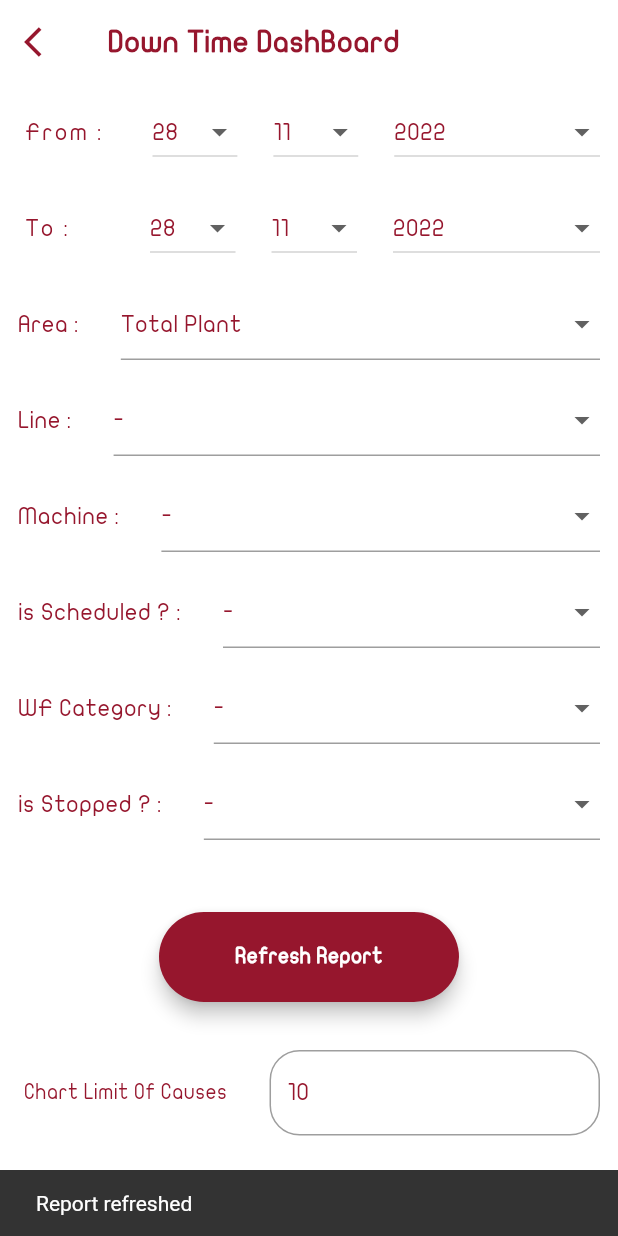
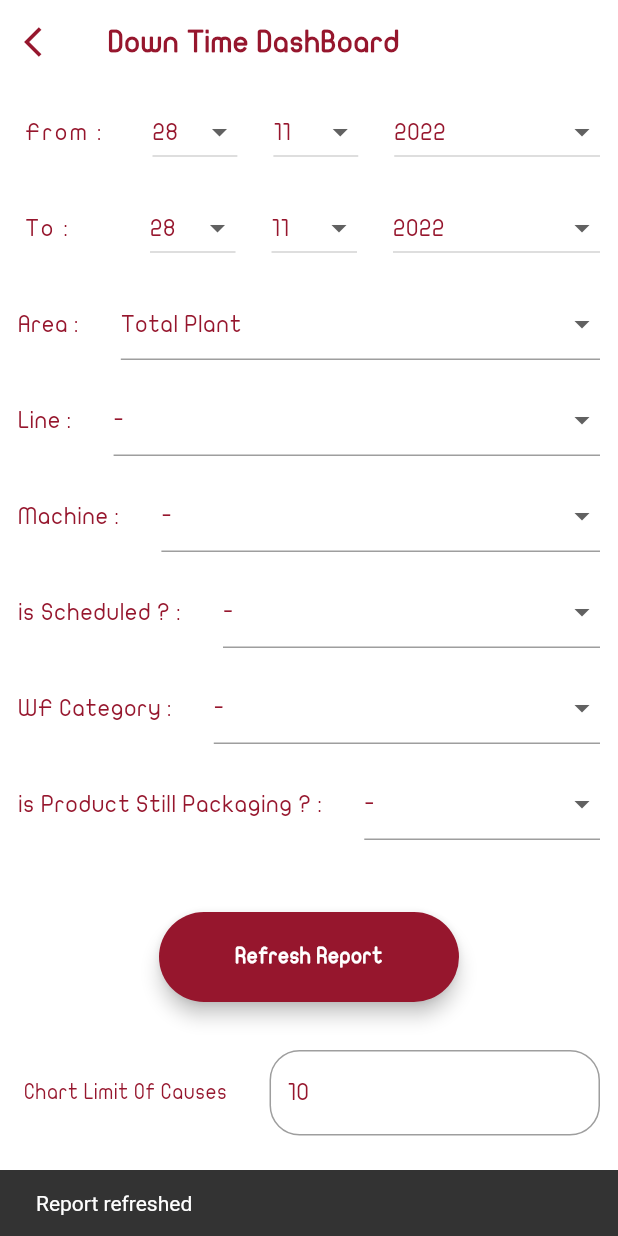
Before and after one commit to sha3er97/K-visuals, a Flutter app: the DownTimeDashboard screen opened directly, after a tap on "Refresh Report", on a phone screen of 412 x 824 dp. Run offline on Flutter 3.47's test engine with Material 2 defaults, Android fonts, the phone set to English and light mode, and no system bars; drawn by our look-alikes of fl_chart; our stand-ins replace charts_flutter, cloud_firestore, confetti, cross_file, dropdown_search, firebase_auth and 4 more; missing offline and left inert: arrow_path, excel, pretty_gauge, universal_html; accounts and stored records are empty; project files that could hold a hidden picture were left out.

Commit message:
[5.0.3] fix dt dashboard issue

```diff
--- a/cairo_bisco_app/lib/classes/DownTimeReport.dart
+++ b/cairo_bisco_app/lib/classes/DownTimeReport.dart
@@ -397,8 +397,8 @@ class DownTimeReport {
         day_to,
         year,
       )) {
-        print('debug :: DownTimeReport filtered out due to its date --> ' +
-            report.data().dayFrom.toString());
+        // print('debug :: DownTimeReport filtered out due to its date --> ' +
+        //     report.data().dayFrom.toString());
         continue;
       }
       if (report.data().area == refNum || refNum == TOTAL_PLANT)
@@ -424,8 +424,8 @@ class DownTimeReport {
     HashMap<String, CauseCount> tempMap = new HashMap<String, CauseCount>();
     for (var report in reportsList) {
       if (report.data().isApproved == NO) {
-        print('debug :: DownTimeReport filtered out due to its approval --> ' +
-            report.data().isApproved.toString());
+        // print('debug :: DownTimeReport filtered out due to its approval --> ' +
+        //     report.data().isApproved.toString());
         continue;
       }
       if (!isDayInInterval(
@@ -437,8 +437,8 @@ class DownTimeReport {
         day_to,
         year,
       )) {
-        print('debug :: DownTimeReport filtered out due to its date --> ' +
-            report.data().dayFrom.toString());
+        // print('debug :: DownTimeReport filtered out due to its date --> ' +
+        //     report.data().dayFrom.toString());
         continue;
       }
       if (intFilterCheck(report.data().area, areaRequired, 3) &&
@@ -479,7 +479,7 @@ class DownTimeReport {
                   report.data().minute_to));
         }
       } else {
-        print('debug :: DownTimeReport filtered out due to conditions');
+        // print('debug :: DownTimeReport filtered out due to conditions');
       }
     }
     return tempMap.values.toList();
@@ -502,8 +502,8 @@ class DownTimeReport {
     HashMap<String, CauseCount> tempMap = new HashMap<String, CauseCount>();
     for (var report in reportsList) {
       if (report.data().isApproved == NO) {
-        print('debug :: DownTimeReport filtered out due to its approval --> ' +
-            report.data().isApproved.toString());
+        // print('debug :: DownTimeReport filtered out due to its approval --> ' +
+        //     report.data().isApproved.toString());
         continue;
       }
       if (!isDayInInterval(
@@ -515,8 +515,8 @@ class DownTimeReport {
         day_to,
         year,
       )) {
-        print('debug :: DownTimeReport filtered out due to its date --> ' +
-            report.data().dayFrom.toString());
+        // print('debug :: DownTimeReport filtered out due to its date --> ' +
+        //     report.data().dayFrom.toString());
         continue;
       }
       if (intFilterCheck(report.data().area, areaRequired, 3) &&
@@ -528,9 +528,9 @@ class DownTimeReport {
               report.data().wfCategory, wfCategory, wfCategories[0]) &&
           intFilterCheck(report.data().isStopped_index, indexOfIsStopped, 0) &&
           intFilterCheck(report.data().line_index, line_index, 0)) {
-        if (tempMap[getReversedStoppedIndex(report).toString()] == null) {
-          tempMap[getReversedStoppedIndex(report).toString()] = new CauseCount(
-              y_nDesc[getReversedStoppedIndex(report)],
+        if (tempMap[(report.data().isStopped_index).toString()] == null) {
+          tempMap[(report.data().isStopped_index).toString()] = CauseCount(
+              y_nDesc[(report.data().isStopped_index)],
               getTimeDifference(
                   report.data().yearFrom,
                   report.data().monthFrom,
@@ -543,7 +543,7 @@ class DownTimeReport {
                   report.data().hour_to,
                   report.data().minute_to));
         } else {
-          tempMap[getReversedStoppedIndex(report).toString()]!.incrementCount(
+          tempMap[(report.data().isStopped_index).toString()]!.incrementCount(
               getTimeDifference(
                   report.data().yearFrom,
                   report.data().monthFrom,
@@ -557,7 +557,7 @@ class DownTimeReport {
                   report.data().minute_to));
         }
       } else {
-        print('debug :: DownTimeReport filtered out due to conditions');
+        // print('debug :: DownTimeReport filtered out due to conditions');
       }
     }
     return tempMap.values.toList();
@@ -580,8 +580,8 @@ class DownTimeReport {
     HashMap<String, CauseCount> tempMap = new HashMap<String, CauseCount>();
     for (var report in reportsList) {
       if (report.data().isApproved == NO) {
-        print('debug :: DownTimeReport filtered out due to its approval --> ' +
-            report.data().isApproved.toString());
+        // print('debug :: DownTimeReport filtered out due to its approval --> ' +
+        //     report.data().isApproved.toString());
         continue;
       }
       if (!isDayInInterval(
@@ -593,8 +593,8 @@ class DownTimeReport {
         day_to,
         year,
       )) {
-        print('debug :: DownTimeReport filtered out due to its date --> ' +
-            report.data().dayFrom.toString());
+        // print('debug :: DownTimeReport filtered out due to its date --> ' +
+        //     report.data().dayFrom.toString());
         continue;
       }
       if (intFilterCheck(report.data().area, areaRequired, 3) &&
@@ -607,7 +607,7 @@ class DownTimeReport {
           intFilterCheck(report.data().isStopped_index, indexOfIsStopped, 0) &&
           intFilterCheck(report.data().line_index, line_index, 0)) {
         if (tempMap[report.data().line_index.toString()] == null) {
-          tempMap[report.data().line_index.toString()] = new CauseCount(
+          tempMap[report.data().line_index.toString()] = CauseCount(
               prod_lines4[report.data().line_index - 1],
               getTimeDifference(
                   report.data().yearFrom,
@@ -635,7 +635,7 @@ class DownTimeReport {
                   report.data().minute_to));
         }
       } else {
-        print('debug :: DownTimeReport filtered out due to conditions');
+        // print('debug :: DownTimeReport filtered out due to conditions');
       }
     }
     return tempMap.values.toList();
@@ -763,8 +763,8 @@ class DownTimeReport {
 
     for (var report in reportsList) {
       if (report.data().isApproved == NO) {
-        print('debug :: DownTimeReport filtered out due to its approval --> ' +
-            report.data().isApproved.toString());
+        // print('debug :: DownTimeReport filtered out due to its approval --> ' +
+        //     report.data().isApproved.toString());
         continue;
       }
       if (!isDayInInterval(
@@ -776,8 +776,8 @@ class DownTimeReport {
         day_to,
         year,
       )) {
-        print('debug :: DownTimeReport filtered out due to its date --> ' +
-            report.data().dayFrom.toString());
+        // print('debug :: DownTimeReport filtered out due to its date --> ' +
+        //     report.data().dayFrom.toString());
         continue;
       }
       if (intFilterCheck(report.data().area, areaRequired, TOTAL_PLANT) &&
@@ -893,8 +893,8 @@ class DownTimeReport {
 
     for (var report in reportsList) {
       if (report.data().isApproved == NO) {
-        print('debug :: DownTimeReport filtered out due to its approval --> ' +
-            report.data().isApproved.toString());
+        // print('debug :: DownTimeReport filtered out due to its approval --> ' +
+        //     report.data().isApproved.toString());
         continue;
       }
       if (!isDayInInterval(
@@ -906,8 +906,8 @@ class DownTimeReport {
         day_to,
         year,
       )) {
-        print('debug :: DownTimeReport filtered out due to its date --> ' +
-            report.data().dayFrom.toString());
+        // print('debug :: DownTimeReport filtered out due to its date --> ' +
+        //     report.data().dayFrom.toString());
         continue;
       }
       if (intFilterCheck(report.data().area, areaRequired, TOTAL_PLANT) &&
@@ -950,8 +950,8 @@ class DownTimeReport {
 
     for (var report in reportsList) {
       if (report.data().isApproved == NO) {
-        print('debug :: DownTimeReport filtered out due to its approval --> ' +
-            report.data().isApproved.toString());
+        // print('debug :: DownTimeReport filtered out due to its approval --> ' +
+        //     report.data().isApproved.toString());
         continue;
       }
       if (!isDayInInterval(
@@ -963,8 +963,8 @@ class DownTimeReport {
         day_to,
         year,
       )) {
-        print('debug :: DownTimeReport filtered out due to its date --> ' +
-            report.data().dayFrom.toString());
+        // print('debug :: DownTimeReport filtered out due to its date --> ' +
+        //     report.data().dayFrom.toString());
         continue;
       }
       if (intFilterCheck(report.data().area, areaRequired, TOTAL_PLANT) &&
--- a/cairo_bisco_app/lib/classes/utility_funcs/other_utility.dart
+++ b/cairo_bisco_app/lib/classes/utility_funcs/other_utility.dart
@@ -2,7 +2,6 @@ import 'package:cairo_bisco_app/classes/Credentials.dart';
 import 'package:cairo_bisco_app/classes/MiniProductionReport.dart';
 import 'package:cairo_bisco_app/classes/OverWeightReport.dart';
 import 'package:cairo_bisco_app/classes/values/constants.dart';
-import 'package:cloud_firestore/cloud_firestore.dart';
 
 import '../DownTimeReport.dart';
 import '../values/form_values.dart';
@@ -116,6 +115,6 @@ bool isMaintenanceReport(DownTimeReport report) {
   return report.causeType.compareTo(downTimeTypes[1]) == 0;
 }
 
-int getReversedStoppedIndex(QueryDocumentSnapshot<DownTimeReport> report) {
-  return report.data().isStopped_index == 1 ? 2 : 1; //1-->2 //2-->1
+int getReversedStoppedIndex(int isStoppedIndex) {
+  return isStoppedIndex == 1 ? 2 : 1; //1-->2 //2-->1
 }
--- a/cairo_bisco_app/lib/components/charts/LabeledPieChart.dart
+++ b/cairo_bisco_app/lib/components/charts/LabeledPieChart.dart
@@ -13,7 +13,7 @@ class PieOutsideLabelChart extends StatelessWidget {
 
   /// Creates a [PieChart] with sample data .
   factory PieOutsideLabelChart.withSampleData() {
-    return new PieOutsideLabelChart(
+    return PieOutsideLabelChart(
       _createSampleData(),
       animate: true,
     );
@@ -22,21 +22,21 @@ class PieOutsideLabelChart extends StatelessWidget {
   /// Creates a [PieChart] with real data.
   factory PieOutsideLabelChart.withYNClassificationData(
       List<CauseCount> causesList) {
-    return new PieOutsideLabelChart(
+    return PieOutsideLabelChart(
       _get_YN_ClassificationData(causesList),
       animate: true,
     );
   }
 
   factory PieOutsideLabelChart.withFiveShades(List<CauseCount> causesList) {
-    return new PieOutsideLabelChart(
+    return PieOutsideLabelChart(
       _FiveShadesData(causesList),
       animate: true,
     );
   }
 
   factory PieOutsideLabelChart.withTenShades(List<CauseCount> causesList) {
-    return new PieOutsideLabelChart(
+    return PieOutsideLabelChart(
       _TenShadesData(causesList),
       animate: true,
     );
@@ -44,7 +44,7 @@ class PieOutsideLabelChart extends StatelessWidget {
 
   @override
   Widget build(BuildContext context) {
-    return new charts.PieChart(seriesList,
+    return charts.PieChart(seriesList,
         animate: animate,
         // Add an [ArcLabelDecorator] configured to render labels outside of the
         // arc with a leader line.
@@ -53,13 +53,13 @@ class PieOutsideLabelChart extends StatelessWidget {
         // setting [insideLabelStyleSpec] and [outsideLabelStyleSpec].
         //
         // Example configuring different styles for inside/outside:
-        //       new charts.ArcLabelDecorator(
-        //          insideLabelStyleSpec: new charts.TextStyleSpec(...),
-        //          outsideLabelStyleSpec: new charts.TextStyleSpec(...)),
-        defaultRenderer: new charts.ArcRendererConfig(arcRendererDecorators: [
-          new charts.ArcLabelDecorator(
+        //        charts.ArcLabelDecorator(
+        //          insideLabelStyleSpec:  charts.TextStyleSpec(...),
+        //          outsideLabelStyleSpec:  charts.TextStyleSpec(...)),
+        defaultRenderer: charts.ArcRendererConfig(arcRendererDecorators: [
+          charts.ArcLabelDecorator(
             labelPosition: charts.ArcLabelPosition.outside,
-            outsideLabelStyleSpec: new charts.TextStyleSpec(
+            outsideLabelStyleSpec: charts.TextStyleSpec(
               color: charts.Color.black,
               fontSize: aboveMediumFontSize.toInt(),
               fontFamily: 'MyFont',
@@ -71,7 +71,7 @@ class PieOutsideLabelChart extends StatelessWidget {
   static List<charts.Series<CauseCount, String>> _FiveShadesData(
       List<CauseCount> causesList) {
     return [
-      new charts.Series<CauseCount, String>(
+      charts.Series<CauseCount, String>(
         id: '',
         domainFn: (CauseCount cause, _) => cause.causeName,
         measureFn: (CauseCount cause, _) => cause.count,
@@ -88,7 +88,7 @@ class PieOutsideLabelChart extends StatelessWidget {
   static List<charts.Series<CauseCount, String>> _TenShadesData(
       List<CauseCount> causesList) {
     return [
-      new charts.Series<CauseCount, String>(
+      charts.Series<CauseCount, String>(
         id: '',
         domainFn: (CauseCount cause, _) => cause.causeName,
         measureFn: (CauseCount cause, _) => cause.count,
@@ -105,7 +105,7 @@ class PieOutsideLabelChart extends StatelessWidget {
   static List<charts.Series<CauseCount, String>> _get_YN_ClassificationData(
       List<CauseCount> causesList) {
     return [
-      new charts.Series<CauseCount, String>(
+      charts.Series<CauseCount, String>(
         id: 'Y/N',
         domainFn: (CauseCount cause, _) => cause.causeName,
         measureFn: (CauseCount cause, _) => cause.count,
@@ -122,13 +122,13 @@ class PieOutsideLabelChart extends StatelessWidget {
   /// Create one series with sample hard coded data.
   static List<charts.Series<CauseCount, String>> _createSampleData() {
     final data = [
-      new CauseCount(y_nDesc[0], 5),
-      new CauseCount(y_nDesc[1], 75),
-      new CauseCount(y_nDesc[2], 25),
+      CauseCount(y_nDesc[0], 5),
+      CauseCount(y_nDesc[1], 75),
+      CauseCount(y_nDesc[2], 25),
     ];
 
     return [
-      new charts.Series<CauseCount, String>(
+      charts.Series<CauseCount, String>(
         id: 'Y/N',
         domainFn: (CauseCount cause, _) => cause.causeName,
         measureFn: (CauseCount cause, _) => cause.count,
--- a/cairo_bisco_app/lib/ui/extra_dashboards/downTime_dashboard.dart
+++ b/cairo_bisco_app/lib/ui/extra_dashboards/downTime_dashboard.dart
@@ -658,7 +658,7 @@ class _DownTimeDashboardState extends State<DownTimeDashboard> {
                     child: Container(
                       margin: EdgeInsets.symmetric(vertical: minimumPadding),
                       child: Text(
-                        "is Stopped ? : ",
+                        "is Product Still Packaging ? : ",
                         style: TextStyle(
                           color: KelloggColors.darkRed,
                           fontSize: aboveMediumFontSize,
@@ -707,12 +707,13 @@ class _DownTimeDashboardState extends State<DownTimeDashboard> {
                     color: KelloggColors.darkRed,
                     onPressed: () {
                       if (int.parse(_selectedYearTo) !=
-                          int.parse(_selectedYearFrom))
-                        ScaffoldMessenger.of(context).showSnackBar(SnackBar(
+                          int.parse(_selectedYearFrom)) {
+                        ScaffoldMessenger.of(context)
+                            .showSnackBar(const SnackBar(
                           content: Text(
                               "Error : invalid interval (reports of same year only are allowed)"),
                         ));
-                      else {
+                      } else {
                         DateTime dateFrom = DateTime(
                             int.parse(_selectedYearTo),
                             int.parse(_selectedMonthFrom),
@@ -727,8 +728,9 @@ class _DownTimeDashboardState extends State<DownTimeDashboard> {
                           setState(() {
                             _chartLimitValidate = emptyField(chartLimit) &&
                                 int.parse(chartLimit) > 0;
-                            if (_chartLimitValidate)
+                            if (_chartLimitValidate) {
                               chartLimit = causesDisplayDefaultLimit.toString();
+                            }
 
                             tempCausesList =
                                 DownTimeReport.getCausesCountsOfInterval(
@@ -777,11 +779,13 @@ class _DownTimeDashboardState extends State<DownTimeDashboard> {
                                     correspondingLines[refNum]
                                         .indexOf(selectedProdLine));
                           });
-                          ScaffoldMessenger.of(context).showSnackBar(SnackBar(
+                          ScaffoldMessenger.of(context)
+                              .showSnackBar(const SnackBar(
                             content: Text("Report refreshed"),
                           ));
                         } else {
-                          ScaffoldMessenger.of(context).showSnackBar(SnackBar(
+                          ScaffoldMessenger.of(context)
+                              .showSnackBar(const SnackBar(
                             content: Text(
                                 "Error : invalid interval (from date must be <= to date)"),
                           ));
@@ -960,7 +964,7 @@ class _DownTimeDashboardState extends State<DownTimeDashboard> {
                                             child: Column(
                                               children: [
                                                 aboveMediumHeading(
-                                                    "Did the line stop ?"),
+                                                    "Is Product still packaging ?"),
                                                 SizedBox(
                                                   height: minimumPadding,
                                                 ),
```
